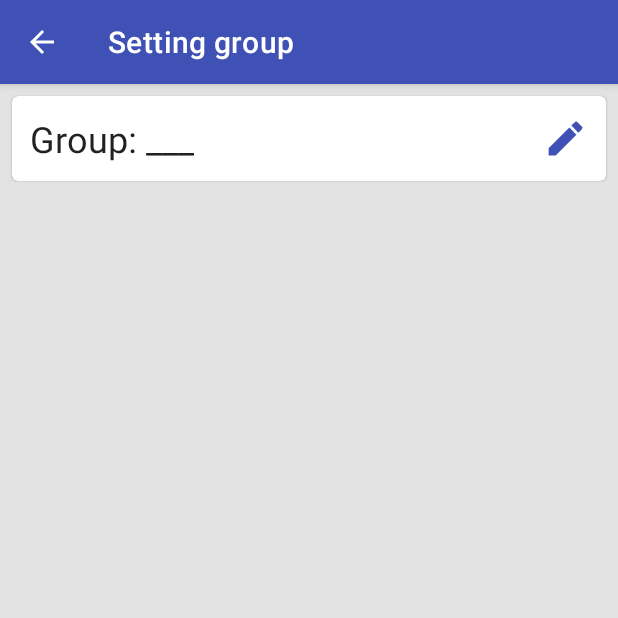
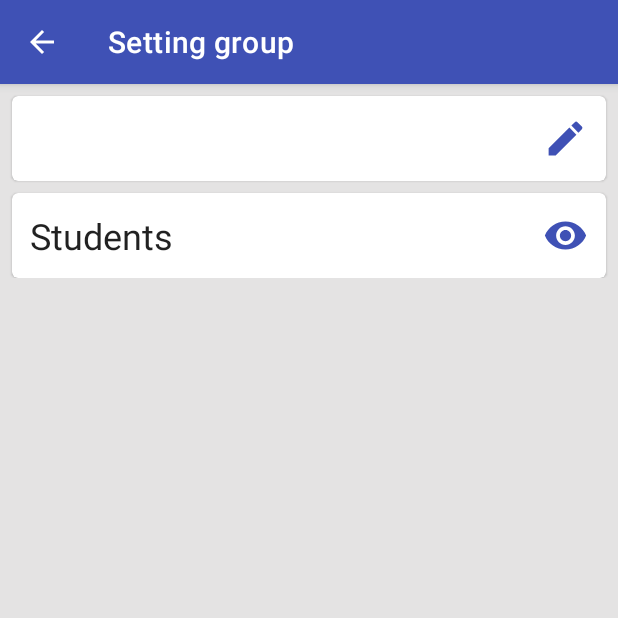
Before and after one commit to pasichenko/Journal, an Android app: the SettingGroupActivity screen opened directly, with no data from a screen before it, on a phone screen of 412 x 824 dp, the top half of it. Run offline under Robolectric (Android 15) with nearby library versions, the light colour scheme and no system bars; our stand-ins replace ButterKnife, Firebase (no records; nobody signed in at launch, a user with empty details on screens opened directly); 2 statements that could not run were skipped.

Commit message:
Add display list students group in setting group activity

```diff
--- a/app/src/main/AndroidManifest.xml
+++ b/app/src/main/AndroidManifest.xml
@@ -13,9 +13,13 @@
         android:supportsRtl="true"
         android:theme="@style/AppTheme">
         <activity
+            android:name=".activities.SettingStudentsActivity"
+            android:label="@string/students"
+            android:theme="@style/AppThemeMaterial"></activity>
+        <activity
             android:name=".activities.SettingGroupActivity"
             android:label="@string/setting_group"
-            android:theme="@style/AppThemeMaterial"></activity>
+            android:theme="@style/AppThemeMaterial" />
         <activity android:name=".activities.StartGroupActivity" />
         <activity
             android:name=".activities.MainActivity"
--- a/app/src/main/java/com/makspasich/journal/activities/SettingGroupActivity.java
+++ b/app/src/main/java/com/makspasich/journal/activities/SettingGroupActivity.java
@@ -1,5 +1,6 @@
 package com.makspasich.journal.activities;
 
+import android.content.Intent;
 import android.os.Bundle;
 import android.transition.AutoTransition;
 import android.transition.TransitionManager;
@@ -42,8 +43,11 @@ public class SettingGroupActivity extends AppCompatActivity {
     //region BindView
     @BindView(R.id.container_view_group_name)
     MaterialCardView containerViewGroupName;
+    @BindView(R.id.container_view_list_student)
+    MaterialCardView containerViewListStudent;
 
     GroupNameViewHolder mGroupNameViewHolder;
+    StudentsViewHolder mStudentsViewHolder;
     //endregion
 
     private String mKeyGroup;
@@ -63,6 +67,7 @@ public class SettingGroupActivity extends AppCompatActivity {
         mKeyGroup = getIntent().getStringExtra(SignInActivity.KEY_GROUP);
 
         mGroupNameViewHolder = new GroupNameViewHolder(containerViewGroupName);
+        mStudentsViewHolder = new StudentsViewHolder(containerViewListStudent);
     }
 
     @Override
@@ -73,7 +78,6 @@ public class SettingGroupActivity extends AppCompatActivity {
             return true;
         }
         return super.onOptionsItemSelected(item);
-
     }
 
     @Override
@@ -84,6 +88,8 @@ public class SettingGroupActivity extends AppCompatActivity {
 
     class GroupNameViewHolder {
         ViewGroup container;
+
+        //region BindView
         @BindView(R.id.group_name_text_view)
         TextView groupNameTextView;
         @BindView(R.id.edit_name_button)
@@ -99,26 +105,27 @@ public class SettingGroupActivity extends AppCompatActivity {
         MaterialButton cancelActionButton;
         @BindView(R.id.save_action_button)
         MaterialButton saveActionButton;
+        //endregion
 
         GroupNameViewHolder(ViewGroup container) {
             ButterKnife.bind(this, container);
             this.container = container;
             editNameButton.setBackgroundResource(R.drawable.ic_edit);
             editNameButton.setOnClickListener(v -> {
-                if (mGroupNameViewHolder.expandableView.getVisibility() == View.GONE) {
+                if (expandableView.getVisibility() == View.GONE) {
                     showExpandableView();
                 } else {
                     hideExpandableView();
                 }
             });
             cancelActionButton.setOnClickListener(v -> {
-                if (mGroupNameViewHolder.expandableView.getVisibility() == View.VISIBLE) {
+                if (expandableView.getVisibility() == View.VISIBLE) {
                     hideExpandableView();
                 }
             });
             mRootReference.child(App.KEY_GROUPS).child(mKeyGroup).addValueEventListener(getNameGroup);
             saveActionButton.setOnClickListener(view ->
-                    //TODO: implementing change name group
+                    //TODO: implementing change last first name student
                     Toast.makeText(getBaseContext(), "This functionality in progress", Toast.LENGTH_SHORT).show());
         }
 
@@ -149,4 +156,31 @@ public class SettingGroupActivity extends AppCompatActivity {
             }
         };
     }
+
+    class StudentsViewHolder {
+        ViewGroup container;
+
+        //region BindView
+        @BindView(R.id.student_list_text_view)
+        TextView studentListTextView;
+        @BindView(R.id.check_student_list_button)
+        Button checkStudentListButton;
+        //endregion
+
+        public StudentsViewHolder(ViewGroup container) {
+            ButterKnife.bind(this, container);
+            this.container = container;
+            checkStudentListButton.setBackgroundResource(R.drawable.ic_eye);
+            checkStudentListButton.setOnClickListener(v -> {
+                Intent intent = new Intent(SettingGroupActivity.this, SettingStudentsActivity.class);
+                intent.putExtra(SignInActivity.KEY_GROUP, mKeyGroup);
+                startActivity(intent);
+            });
+            this.container.setOnClickListener(v -> {
+                Intent intent = new Intent(SettingGroupActivity.this, SettingStudentsActivity.class);
+                intent.putExtra(SignInActivity.KEY_GROUP, mKeyGroup);
+                startActivity(intent);
+            });
+        }
+    }
 }
--- /dev/null
+++ b/app/src/main/res/drawable/ic_eye.xml
@@ -0,0 +1,9 @@
+<vector xmlns:android="http://schemas.android.com/apk/res/android"
+        android:width="24dp"
+        android:height="24dp"
+        android:viewportWidth="24.0"
+        android:viewportHeight="24.0">
+    <path
+        android:fillColor="#FF000000"
+        android:pathData="M12,4.5C7,4.5 2.73,7.61 1,12c1.73,4.39 6,7.5 11,7.5s9.27,-3.11 11,-7.5c-1.73,-4.39 -6,-7.5 -11,-7.5zM12,17c-2.76,0 -5,-2.24 -5,-5s2.24,-5 5,-5 5,2.24 5,5 -2.24,5 -5,5zM12,9c-1.66,0 -3,1.34 -3,3s1.34,3 3,3 3,-1.34 3,-3 -1.34,-3 -3,-3z"/>
+</vector>
--- a/app/src/main/res/layout/activity_setting_group.xml
+++ b/app/src/main/res/layout/activity_setting_group.xml
@@ -7,6 +7,11 @@
     android:background="#E4E3E3"
     android:orientation="vertical"
     tools:context=".activities.SettingGroupActivity">
+
+    <LinearLayout
+        android:layout_width="match_parent"
+        android:layout_height="wrap_content"
+        android:orientation="vertical">
 
         <com.google.android.material.card.MaterialCardView
             android:id="@+id/container_view_group_name"
@@ -23,7 +28,6 @@
                 android:layout_height="wrap_content"
                 android:paddingBottom="12dp">
 
-
                 <TextView
                     android:id="@+id/group_name_text_view"
                     style="?attr/textAppearanceHeadline5"
@@ -31,10 +35,8 @@
                     android:layout_height="wrap_content"
                     android:layout_marginStart="12dp"
                     android:layout_marginTop="12dp"
-                android:text="Group: ___"
                     app:layout_constraintStart_toStartOf="parent"
                     app:layout_constraintTop_toTopOf="parent" />
-
 
                 <Button
                     android:id="@+id/edit_name_button"
@@ -70,7 +72,7 @@
                             android:id="@+id/edit_text"
                             android:layout_width="match_parent"
                             android:layout_height="wrap_content"
-                        android:hint="Enter name group" />
+                            android:hint="@string/enter_name_group" />
                     </com.google.android.material.textfield.TextInputLayout>
 
                     <com.google.android.material.button.MaterialButton
@@ -79,7 +81,7 @@
                         android:layout_width="wrap_content"
                         android:layout_height="wrap_content"
                         android:layout_marginEnd="8dp"
-                    android:text="Cancel"
+                        android:text="@string/cancel"
                         app:layout_constraintBottom_toBottomOf="parent"
                         app:layout_constraintEnd_toStartOf="@+id/save_action_button"
                         app:layout_constraintTop_toTopOf="@+id/save_action_button" />
@@ -91,14 +93,52 @@
                         android:layout_height="wrap_content"
                         android:layout_marginTop="8dp"
                         android:layout_marginEnd="12dp"
-                    android:text="Save"
+                        android:text="@string/save"
                         app:layout_constraintBottom_toBottomOf="parent"
                         app:layout_constraintEnd_toEndOf="parent"
                         app:layout_constraintTop_toBottomOf="@+id/text_input_layout" />
 
                 </androidx.constraintlayout.widget.ConstraintLayout>
-
             </androidx.constraintlayout.widget.ConstraintLayout>
 
         </com.google.android.material.card.MaterialCardView>
+
+        <com.google.android.material.card.MaterialCardView
+            android:id="@+id/container_view_list_student"
+            android:layout_width="match_parent"
+            android:layout_height="wrap_content"
+            android:layout_marginStart="8dp"
+            android:layout_marginTop="8dp"
+            android:layout_marginEnd="8dp"
+            android:clickable="true"
+            android:focusable="true">
+
+            <androidx.constraintlayout.widget.ConstraintLayout
+                android:layout_width="match_parent"
+                android:layout_height="wrap_content"
+                android:paddingBottom="12dp">
+
+                <TextView
+                    android:id="@+id/student_list_text_view"
+                    style="?attr/textAppearanceHeadline5"
+                    android:layout_width="wrap_content"
+                    android:layout_height="wrap_content"
+                    android:layout_marginStart="12dp"
+                    android:layout_marginTop="12dp"
+                    android:text="@string/students"
+                    app:layout_constraintStart_toStartOf="parent"
+                    app:layout_constraintTop_toTopOf="parent" />
+
+                <Button
+                    android:id="@+id/check_student_list_button"
+                    android:layout_width="30dp"
+                    android:layout_height="30dp"
+                    android:layout_marginEnd="12dp"
+                    android:background="@drawable/ic_eye"
+                    app:layout_constraintBottom_toBottomOf="@+id/student_list_text_view"
+                    app:layout_constraintEnd_toEndOf="parent"
+                    app:layout_constraintTop_toTopOf="@+id/student_list_text_view" />
+            </androidx.constraintlayout.widget.ConstraintLayout>
+        </com.google.android.material.card.MaterialCardView>
+    </LinearLayout>
 </ScrollView>
--- a/app/src/main/res/values/strings.xml
+++ b/app/src/main/res/values/strings.xml
@@ -28,6 +28,10 @@
     <string name="you_not_member_group">You are not a member of any group</string>
     <string name="setting">Setting</string>
     <string name="logout">Logout</string>
+    <string name="students">Students</string>
+    <string name="enter_name_group">Enter name group</string>
+    <string name="cancel">Cancel</string>
+    <string name="save">Save</string>
 
     <string-array name="spinner_visit_status">
         <item>@string/np</item>
@@ -37,5 +41,6 @@
         <item>@string/vidp</item>
         <item>@string/ch</item>
     </string-array>
+    <string name="title_activity_setting_students">SettingStudentsActivity</string>
 
 </resources>
```
Also changed, not shown: app/src/main/java/com/makspasich/journal/activities/SettingStudentsActivity.java (added, +83 -0 lines), app/src/main/java/com/makspasich/journal/adapters/SettingStudentAdapter.java (added, +238 -0 lines), app/src/main/res/drawable/ic_insert_link.xml (added, +9 -0 lines), app/src/main/res/layout/item_students.xml (added, +134 -0 lines), 1 other file. Lines whose indentation alone changed are shown as unchanged.
